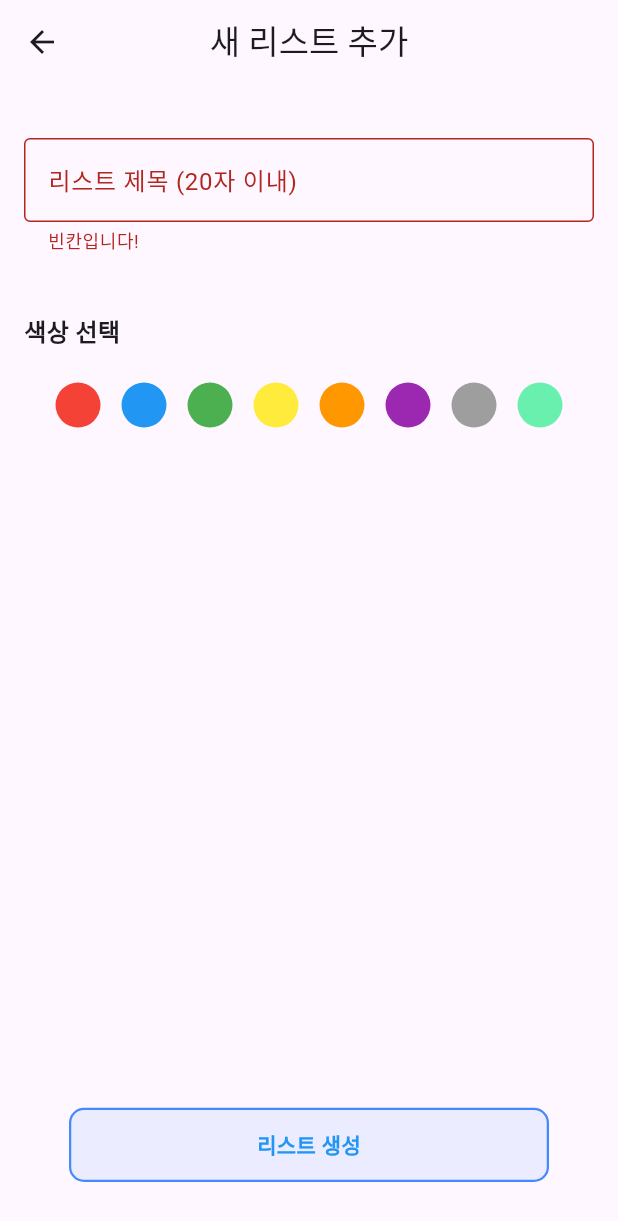
After one commit to 2GS-LuckyTon/Pinmate_FE, a Flutter app: the MakeListScreen screen opened directly, after a tap on "리스트 생성", on a phone screen of 412 x 824 dp. The commit adds this screen. Shown: the top 1221 px of the screen. Run offline on Flutter 3.47's test engine with Material 3 defaults, Android fonts, the phone set to English and light mode, and no system bars; our stand-ins replace flutter_screenutil, google_maps_flutter, location.

Commit message:
add make_list

```diff
--- /dev/null
+++ b/lib/screen/mainfunction/saved/make_list_screen.dart
@@ -0,0 +1,145 @@
+import 'package:flutter/material.dart';
+import 'package:flutter_screenutil/flutter_screenutil.dart';
+import 'package:http/http.dart' as http;
+
+class MakeListScreen extends StatefulWidget {
+  const MakeListScreen({super.key});
+
+  @override
+  State<MakeListScreen> createState() => _MakeListScreenState();
+}
+
+class _MakeListScreenState extends State<MakeListScreen> {
+  final TextEditingController _titleController = TextEditingController();
+  Color? selectedColor;
+  final List<Color> colorOptions = [
+    Colors.red, Colors.blue, Colors.green, Colors.yellow,
+    Colors.orange, Colors.purple, Colors.grey, Colors.greenAccent,
+  ];
+  String? errorText;
+
+  Future<void> _createList() async {
+    if (_titleController.text.isEmpty) {
+      setState(() {
+        errorText = "빈칸입니다!";
+      });
+      return;
+    }
+
+    setState(() {
+      errorText = null;
+    });
+
+    final chosenColor = selectedColor?.value.toString() ?? Colors.blue.value.toString();
+    // POST request
+    final response = await http.post(
+      Uri.parse('https://your-api-url.com/api/list'),
+      body: {
+        'title': _titleController.text,
+        'color': chosenColor,
+      },
+    );
+
+    if (response.statusCode == 200) {
+      Navigator.pop(context); // Go back to the previous screen
+    } else {
+      Navigator.pop(context);
+      ScaffoldMessenger.of(context).showSnackBar(
+        SnackBar(content: Text('리스트 생성 실패')),
+      );
+    }
+  }
+
+  @override
+  Widget build(BuildContext context) {
+    return Scaffold(
+      appBar: AppBar(
+        title: Text("새 리스트 추가"),
+        centerTitle: true,
+      ),
+      body: Padding(
+        padding: const EdgeInsets.all(16.0),
+        child: Stack(
+          children: [
+            Column(
+              crossAxisAlignment: CrossAxisAlignment.start,
+              children: [
+                SizedBox(height: 20),
+                TextField(
+                  controller: _titleController,
+                  maxLength: 20,
+                  decoration: InputDecoration(
+                    labelText: "리스트 제목 (20자 이내)",
+                    border: OutlineInputBorder(),
+                    counterText: "",
+                    errorText: errorText,
+                  ),
+                ),
+                SizedBox(height: 40),
+                Text("색상 선택", style: TextStyle(fontSize: 16, fontWeight: FontWeight.bold)),
+                SizedBox(height: 20),
+                Center(
+                  child: Wrap(
+                    spacing: 10,
+                    children: colorOptions.map((color) {
+                      return GestureDetector(
+                        onTap: () {
+                          setState(() {
+                            selectedColor = color;
+                          });
+                        },
+                        child: AnimatedContainer(
+                          duration: Duration(milliseconds: 200),
+                          decoration: BoxDecoration(
+                            shape: BoxShape.circle,
+                            border: Border.all(
+                              color: selectedColor == color ? Colors.blue : Colors.transparent,
+                              width: selectedColor == color ? 4 : 2,
+                            ),
+                          ),
+                          child: CircleAvatar(
+                            backgroundColor: color,
+                            radius: selectedColor == color ? 12 : 15,
+                            child: selectedColor == color ? Icon(Icons.check, color: Colors.white) : null,
+                          ),
+                        ),
+                      );
+                    }).toList(),
+                  ),
+                ),
+                Spacer(),
+              ],
+            ),
+            Positioned(
+              bottom: 20,
+              left: 30,
+              right: 30,
+              child: Center(
+                child: GestureDetector(
+                  onTap: _createList,
+                  child: Container(
+                    height: 0.06.sh,
+                    decoration: BoxDecoration(
+                      color: Colors.blueAccent.withOpacity(0.1),
+                      borderRadius: BorderRadius.circular(10),
+                      border: Border.all(color: Colors.blueAccent, width: 1.5),
+                    ),
+                    child: Row(
+                      mainAxisAlignment: MainAxisAlignment.center,
+                      children: [
+                        Text(
+                          '리스트 생성',
+                          style: TextStyle(color: Colors.blue, fontWeight: FontWeight.bold),
+                        ),
+                      ],
+                    ),
+                  ),
+                ),
+              ),
+            ),
+          ],
+        ),
+      ),
+    );
+  }
+}
--- a/lib/screen/mainfunction/saved/saved_screen.dart
+++ b/lib/screen/mainfunction/saved/saved_screen.dart
@@ -1,6 +1,7 @@
 import 'package:flutter/material.dart';
 import 'package:flutter_screenutil/flutter_screenutil.dart';
-
+import 'package:flutter/cupertino.dart';
+import './make_list_screen.dart';
 class SavedScreen extends StatefulWidget {
   const SavedScreen({super.key});
 
@@ -42,6 +43,19 @@ class _SavedScreenState extends State<SavedScreen> {
 
   @override
   Widget build(BuildContext context) {
+
+
+    Future<void> _openMakeListScreen() {
+      return Navigator.push(
+        context,
+        CupertinoPageRoute(
+          builder: (context) => MakeListScreen(),
+        ),
+      );
+    }
+
+
+
     // mymine 값에 따라 리스트 분리
     final List<Map<String, dynamic>> myList = savedItems.where((item) => item['mymine'] == true).toList();
     final List<Map<String, dynamic>> otherList = savedItems.where((item) => item['mymine'] == false).toList();
@@ -91,6 +105,10 @@ class _SavedScreenState extends State<SavedScreen> {
           left: 90,
           right: 90,
           child: Center(
+            child: GestureDetector(
+              onTap: () {
+                _openMakeListScreen(); // 버튼을 눌렀을 때 _openMakeListScreen 함수 호출
+              },
               child: Container(
                 height: 0.05.sh,
                 decoration: BoxDecoration(
@@ -113,6 +131,8 @@ class _SavedScreenState extends State<SavedScreen> {
               ),
             ),
           ),
+        ),
+
       ],
     );
   }
--- a/lib/screen/widgets/draggable_modal_sheet.dart
+++ b/lib/screen/widgets/draggable_modal_sheet.dart
@@ -1,6 +1,8 @@
 import 'package:flutter/material.dart';
 import 'package:flutter_screenutil/flutter_screenutil.dart';
 import 'package:shared_map_app/main.dart';
+import 'package:flutter/cupertino.dart';
+import '../mainfunction/saved/make_list_screen.dart';
 
 class DraggableModalSheet extends StatelessWidget {
   const DraggableModalSheet({Key? key}) : super(key: key);
@@ -35,6 +37,15 @@ class DraggableModalSheet extends StatelessWidget {
       },
     ];
 
+
+    Future<void> _openMakeListScreen() {
+      return Navigator.push(
+        context,
+        CupertinoPageRoute(
+          builder: (context) => MakeListScreen(),
+        ),
+      );
+    }
 
 
     final List<Map<String, dynamic>> myList = savedItems.where((item) => item['mymine'] == true).toList();
@@ -72,7 +83,7 @@ class DraggableModalSheet extends StatelessWidget {
                 leading: Icon(Icons.add_circle_outline, color: Colors.blue),
                 title: Text('새 리스트 만들기'),
                 onTap: () {
-                  // 새 리스트 추가 기능 구현
+                  _openMakeListScreen();
                 },
               ),
               if (myList.isNotEmpty) ...[
```
Lines whose indentation alone changed are shown as unchanged.
